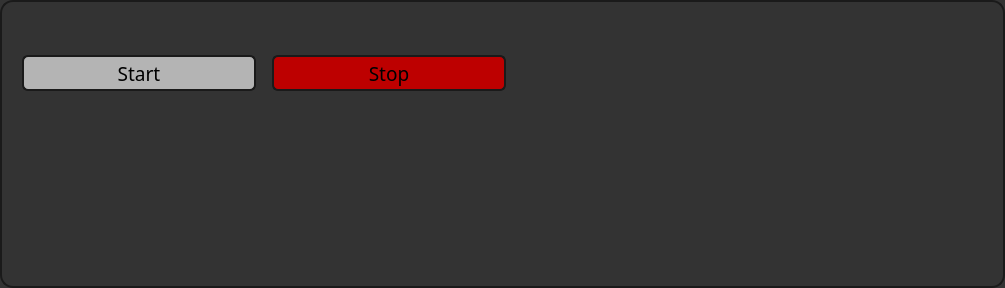
The window that multibench/widgets/groupwidget.ui (IlyaZh/Maiman-MCBS) describes before a commit, drawn with Qt 5.
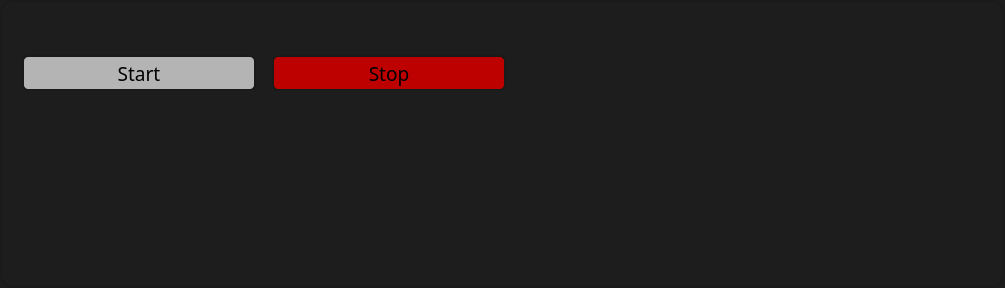
The same window after the commit.

The edit to the form file:
```diff
--- a/multibench/widgets/groupwidget.ui
+++ b/multibench/widgets/groupwidget.ui
@@ -26,10 +26,10 @@
    <string notr="true">QWidget#GroupWidget {
 border: 2px solid rgb(26,26,26);
 border-radius: 13px;
-background: rgb(51,51,51);
+background: #1D1D1D;
 }
-QLabel {
-    color: rgb(153,153,153);
+QWidget#devicesTable{
+background:#1D1D1D;
 }</string>
   </property>
   <layout class="QGridLayout" name="gridLayout">
```
